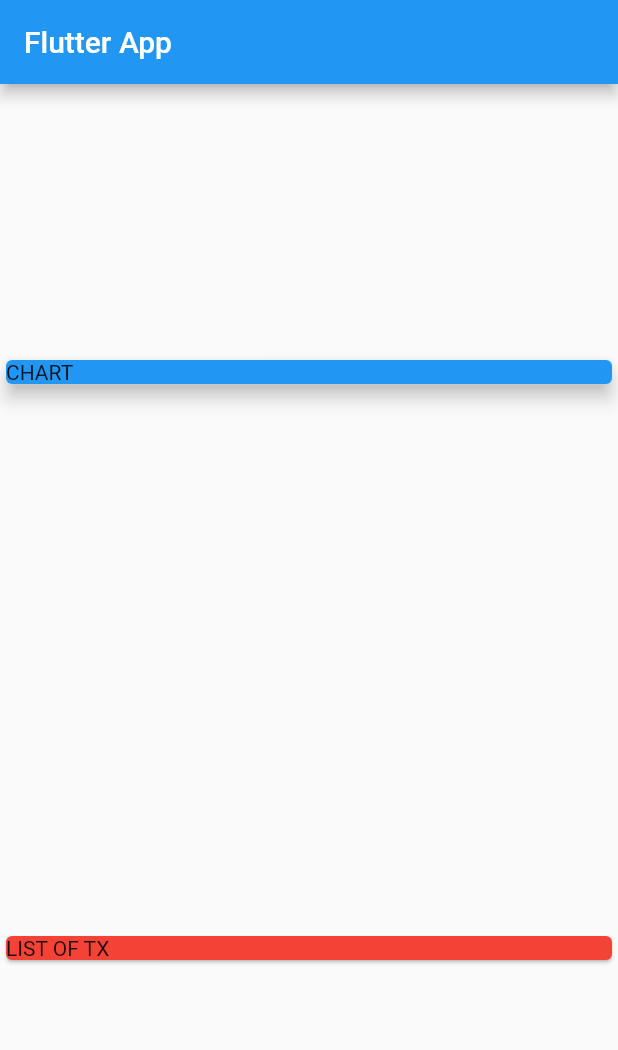
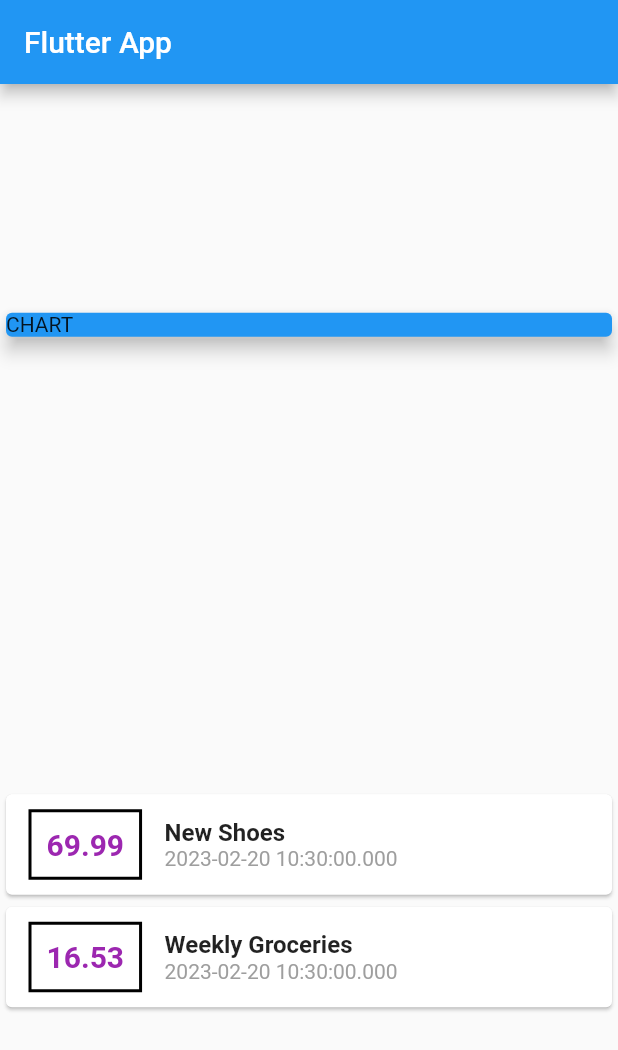
Before and after one commit to mdecosto/flutter_-_dart, a Flutter app: the screen it shows after launch, on a phone screen of 412 x 824 dp. Shown: the top 1050 px of the screen. Run offline on Flutter 3.47's test engine with Material 2 defaults, Android fonts, the phone set to English and light mode, and no system bars.

Commit message:
Section 4 4

```diff
--- a/flutter_complete_guide/lib/main.dart
+++ b/flutter_complete_guide/lib/main.dart
@@ -18,7 +18,10 @@ class MyHomePage extends StatelessWidget {
     Transaction(
         id: 't1', title: 'New Shoes', amount: 69.99, date: DateTime.now()),
     Transaction(
-        id: 't2', title: 'Groceries', amount: 16.53, date: DateTime.now()),
+        id: 't2',
+        title: 'Weekly Groceries',
+        amount: 16.53,
+        date: DateTime.now()),
   ];
 
   @override
@@ -39,9 +42,53 @@ class MyHomePage extends StatelessWidget {
               elevation: 5,
             ),
           ),
-          Card(
-            color: Colors.red,
-            child: Text('LIST OF TX'),
+          Column(
+            children: transactions.map((tx) {
+              return Card(
+                child: Row(
+                  children: <Widget>[
+                    Container(
+                      margin: EdgeInsets.symmetric(
+                        vertical: 10,
+                        horizontal: 15,
+                      ),
+                      decoration: BoxDecoration(
+                        border: Border.all(
+                          color: Colors.black,
+                          width: 2,
+                        ),
+                      ),
+                      padding: EdgeInsets.all(10),
+                      child: Text(
+                        tx.amount.toString(),
+                        style: TextStyle(
+                          fontWeight: FontWeight.bold,
+                          fontSize: 20,
+                          color: Colors.purple,
+                        ),
+                      ),
+                    ),
+                    Column(
+                      mainAxisAlignment: MainAxisAlignment.center,
+                      crossAxisAlignment: CrossAxisAlignment.start,
+                      children: <Widget>[
+                        Text(
+                          tx.title,
+                          style: TextStyle(
+                            fontSize: 16,
+                            fontWeight: FontWeight.bold,
+                          ),
+                        ),
+                        Text(
+                          tx.date.toString(),
+                          style: TextStyle(color: Colors.grey),
+                        ),
+                      ],
+                    )
+                  ],
+                ),
+              );
+            }).toList(),
           )
         ],
       ),
```
